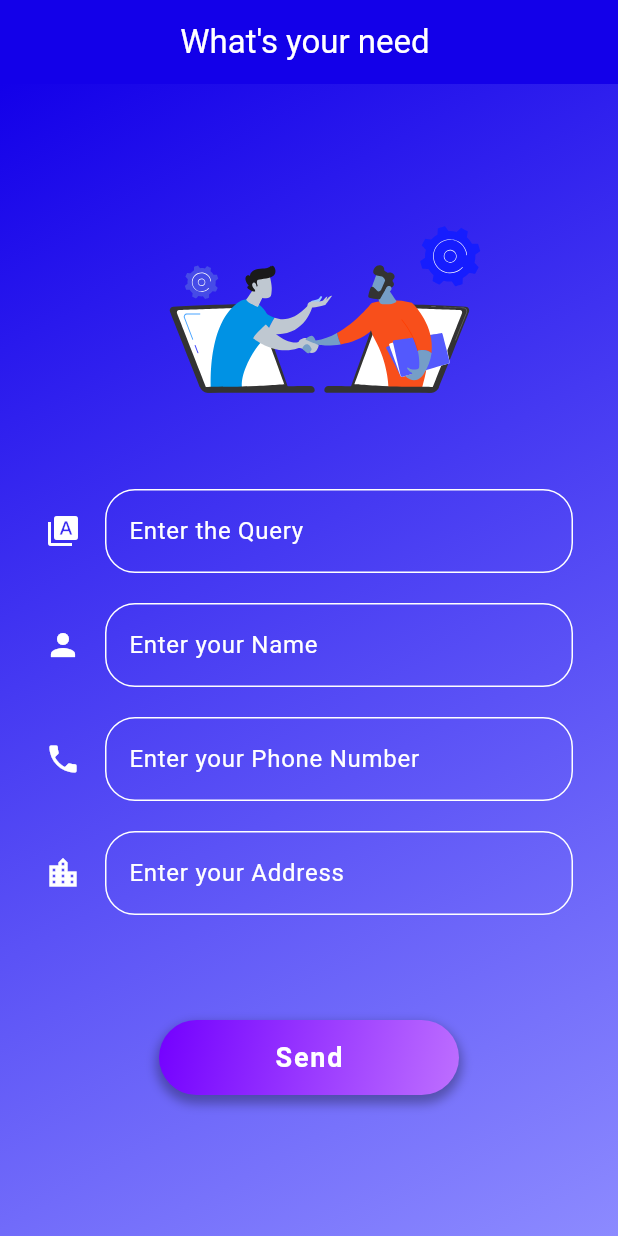
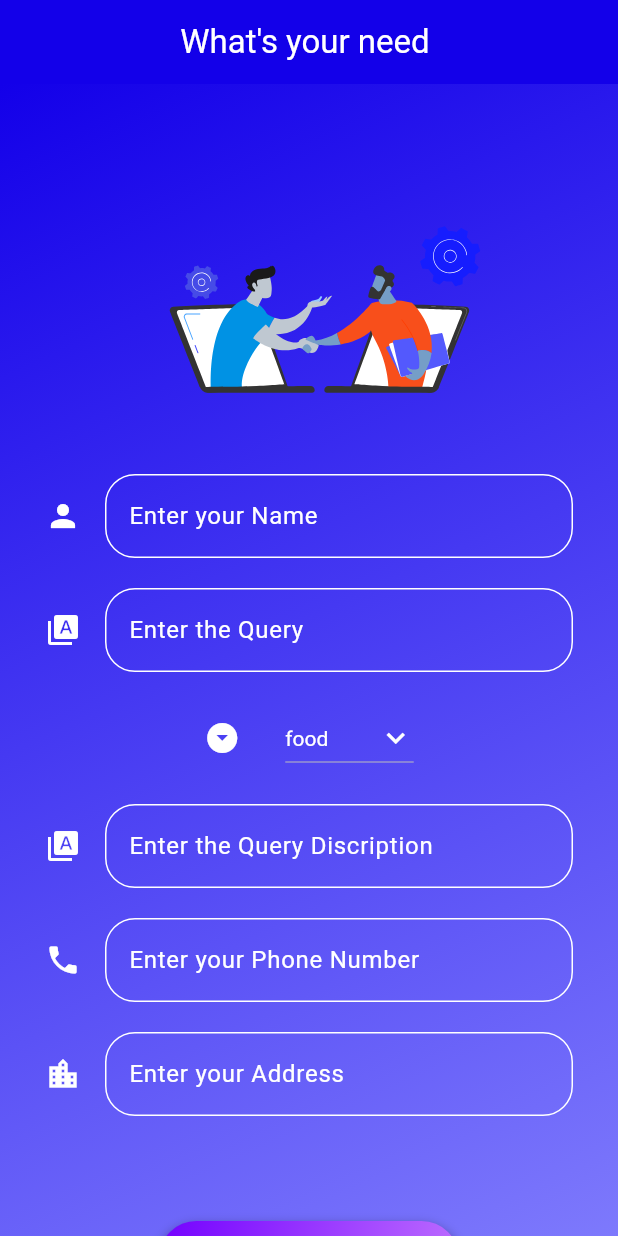
Before and after one commit to prototypesDeprakash/ngo_userSide, a Flutter app: the qpage screen opened directly, on a phone screen of 412 x 824 dp. Run offline on Flutter 3.47's test engine with Material 3 defaults, Android fonts, the phone set to English and light mode, and no system bars; our stand-ins replace cloud_firestore, firebase_auth, firebase_core, firebase_storage, geolocator, image_picker and 1 more; accounts and stored records are empty; project files that could hold a hidden picture were left out.

Commit message:
again nyt 6/9

```diff
--- a/userside/lib/Need/qp.dart
+++ b/userside/lib/Need/qp.dart
@@ -16,6 +16,14 @@ class _qpageState extends State<qpage> {
   final TextEditingController nameController = TextEditingController();
   final TextEditingController phoneController = TextEditingController();
   final TextEditingController addressController = TextEditingController();
+  final TextEditingController discription = TextEditingController();
+  String options = 'food';
+  var items = {
+    'food',
+    'cloth',
+    'medicine',
+    'education',
+  };
 
   Future<void> postQuery() async {
     showDialog(
@@ -28,11 +36,11 @@ class _qpageState extends State<qpage> {
           );
         });
     if (quertext.text.isNotEmpty &&
-        nameController.text.isNotEmpty &&
-        phoneController.text.isNotEmpty &&
-        addressController.text.isNotEmpty) {
+            nameController.text.isNotEmpty &&
+            phoneController.text.isNotEmpty &&
+            addressController.text.isNotEmpty ||
+        discription.text.isNotEmpty) {
       try {
-        // Check location permission
         LocationPermission permission = await Geolocator.checkPermission();
         if (permission == LocationPermission.denied) {
           permission = await Geolocator.requestPermission();
@@ -46,25 +54,28 @@ class _qpageState extends State<qpage> {
           return;
         }
 
-        // Get current location
         Position position = await Geolocator.getCurrentPosition(
             desiredAccuracy: LocationAccuracy.high);
 
-        // Upload all details to Firestore
-        await FirebaseFirestore.instance.collection('query').add({
+        await FirebaseFirestore.instance
+            .collection('query')
+            .doc('$options')
+            .set({
           'queryname': quertext.text,
           'name': nameController.text,
           'phone': phoneController.text,
           'address': addressController.text,
           'latitude': position.latitude,
           'longitude': position.longitude,
+          'discription': discription.text,
+          'options': options,
         });
 
-        // Clear the text fields
         quertext.clear();
         nameController.clear();
         phoneController.clear();
         addressController.clear();
+        discription.clear();
 
         ScaffoldMessenger.of(context).showSnackBar(
           SnackBar(content: Text('Details posted successfully')),
@@ -88,7 +99,6 @@ class _qpageState extends State<qpage> {
       appBar: AppBar(
         automaticallyImplyLeading: false,
         title: Center(
-
           child: Text(
             'What\'s your need ',
             style: TextStyle(color: Colors.white),
@@ -123,8 +133,17 @@ class _qpageState extends State<qpage> {
                   width: 250,
                   height: 250,
                 ),
+                Textfield(
+                  hinttext: 'Enter your Name',
+                  obsecuretext: false,
+                  i: Icon(
+                    Icons.person,
+                    color: Colors.white,
+                  ),
+                  controller: nameController,
+                ),
                 SizedBox(
-                  height: 10,
+                  height: 20,
                 ),
                 Textfield(
                   hinttext: 'Enter the Query',
@@ -135,15 +154,47 @@ class _qpageState extends State<qpage> {
                   ),
                   controller: quertext,
                 ),
+                SizedBox(
+                  height: 20,
+                ),
+                Row(
+                  mainAxisAlignment: MainAxisAlignment.center,
+                  children: [
+                    Icon(
+                      Icons.arrow_drop_down_circle,
+                      color: Colors.white,
+                    ),
+                    SizedBox(
+                      width: 30,
+                    ),
+                    DropdownButton(
+                        dropdownColor: Colors.purple,
+                        style: TextStyle(color: Colors.white),
+                        value: options,
+                        icon: Icon(
+                          Icons.keyboard_arrow_down_outlined,
+                          color: Colors.white,
+                        ),
+                        items: items.map((String items) {
+                          return DropdownMenuItem(
+                              value: items, child: Text(items));
+                        }).toList(),
+                        onChanged: (String? newvalue) {
+                          setState(() {
+                            options = newvalue!;
+                          });
+                        }),
+                  ],
+                ),
                 SizedBox(height: 20.0),
                 Textfield(
-                  hinttext: 'Enter your Name',
+                  hinttext: 'Enter the Query Discription ',
                   obsecuretext: false,
                   i: Icon(
-                    Icons.person,
+                    Icons.type_specimen,
                     color: Colors.white,
                   ),
-                  controller: nameController,
+                  controller: discription,
                 ),
                 SizedBox(height: 20.0),
                 Textfield(
--- a/userside/lib/main.dart
+++ b/userside/lib/main.dart
@@ -4,6 +4,6 @@ import 'package:flutter/material.dart';
 
 Future<void> main() async {
   WidgetsFlutterBinding.ensureInitialized();
-  await Firebase.initializeApp(); // this is initializing firebase
+  await Firebase.initializeApp();
   runApp(Check());
 }
```
Also changed, not shown: userside/lib/source/donatenewthings.dart (+42 -3 lines).
